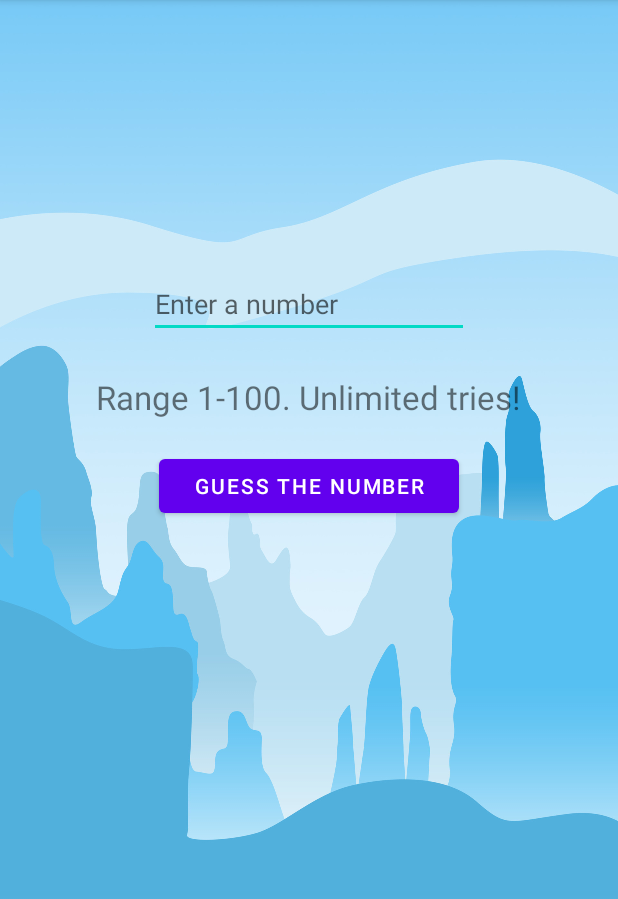
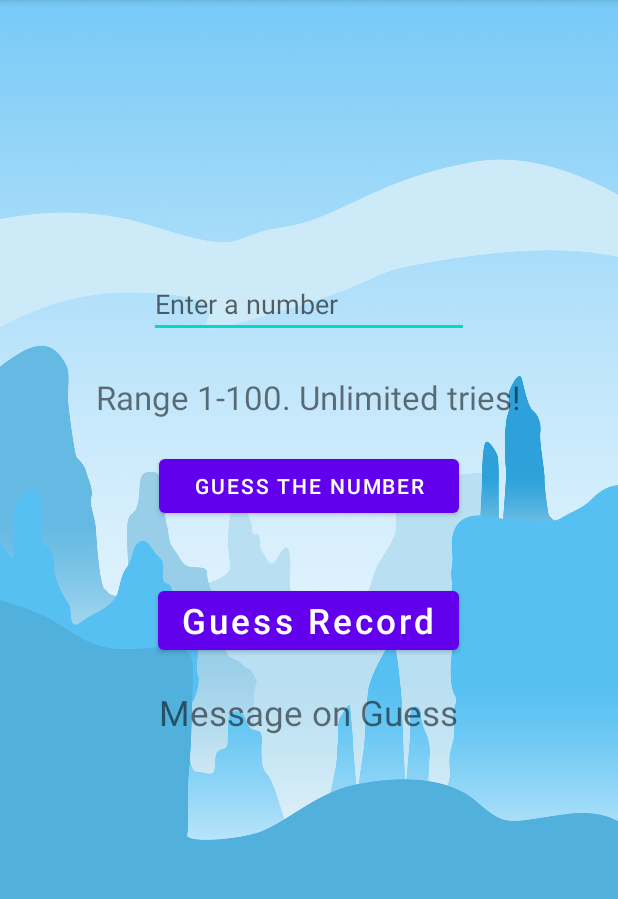
Before and after one commit to m-sezgin/CSC262-FP, an Android app: the screen it shows after launch (MainActivity), on a phone screen of 412 x 824 dp, the part 84-983 px from its top. Run offline under Robolectric (Android 15) with nearby library versions, the phone set to English and light mode, and no system bars.

Commit message:
Updating app files to include read and write to file options. File now stores guesses over multiple games.

```diff
--- a/app/src/main/java/com/numberguessinggame/MainActivity.java
+++ b/app/src/main/java/com/numberguessinggame/MainActivity.java
@@ -8,28 +8,39 @@ import android.widget.Button;
 import android.widget.EditText;
 import android.widget.TextView;
 import android.widget.Toast;
-
-import org.w3c.dom.Text;
-
+import java.io.*;
 import java.util.Random;
 
 public class MainActivity extends AppCompatActivity implements View.OnClickListener{
     public static final int MAX_NUMBER = 100;
     public static final Random RANDOM = new Random();
     private TextView message;
+    private TextView text;
     private EditText number;
     private Button play;
     private int numberToFind, numberOfTries;
+    private Button guessRecordBtn;
+    public int numGames = 0;
 
     @Override
     protected void onCreate(Bundle savedInstanceState) {
         super.onCreate(savedInstanceState);
         setContentView(R.layout.activity_main);
 
-        message = (TextView) findViewById(R.id.txtMessage);
-        number = (EditText) findViewById(R.id.txtNumber);
-        play = (Button) findViewById(R.id.btnPlay);
+        message = findViewById(R.id.txtMessage);
+        number = findViewById(R.id.txtNumber);
+        play = findViewById(R.id.btnPlay);
+        guessRecordBtn = findViewById(R.id.read);
+        text = findViewById(R.id.text);
 
+        // Read from guess record file when guess record button is clicked
+        guessRecordBtn.setOnClickListener(new View.OnClickListener() {
+            @Override
+            public void onClick(View view) {
+                String content = readFromFile("file.txt");
+                text.setText(content);
+            }
+        });
         play.setOnClickListener(this);
         newGame();
     }
@@ -41,6 +52,7 @@ public class MainActivity extends AppCompatActivity implements View.OnClickListe
     } // end of onClick
 
     private void newGame() {
+        numGames++;
         numberToFind = RANDOM.nextInt(MAX_NUMBER) + 1;
         message.setText("Range 1-100. Unlimited tries!");
         number.setText("");
@@ -53,6 +65,8 @@ public class MainActivity extends AppCompatActivity implements View.OnClickListe
 
         if (num == numberToFind) {
             Toast.makeText(this, "Congratulations! You got it in " + numberOfTries + " tries.", Toast.LENGTH_SHORT).show();
+            String content = Integer.toString(numberOfTries);
+            guessRecord(content);
             newGame();
         } else if (num > numberToFind) {
             Toast.makeText(this, "Too high!", Toast.LENGTH_SHORT).show();
@@ -60,4 +74,53 @@ public class MainActivity extends AppCompatActivity implements View.OnClickListe
             Toast.makeText(this, "Too low!", Toast.LENGTH_SHORT).show();
         }
     }
+    // when user exits app, delete guess record file
+    @Override
+    protected void onPause() {
+        deleteFile("file.txt");
+        super.onPause();
+    }
+    // when app is shut down, delete guess record file
+    @Override
+    protected void onDestroy(){
+        deleteFile("file.txt");
+        super.onDestroy();
+    }
+    // Writes to guess record file
+    private void guessRecord(String contents) {
+        //original solution:
+        /*File path = getApplicationContext().getFilesDir();
+        try {
+            FileOutputStream writer = new FileOutputStream(new File(path, "file.txt"));
+            writer.write(contents.getBytes());
+            writer.close();
+        } catch (IOException e) {
+            e.printStackTrace();
+        }*/
+        File path = getApplicationContext().getFilesDir();
+        File file  = new File(path, "file.txt");
+        try {
+            BufferedWriter writer = new BufferedWriter(new FileWriter(file, true));
+            writer.write(contents);
+            writer.newLine();
+            writer.flush();
+            writer.close();
+        } catch (IOException e) {
+            e.printStackTrace();
+        }
+    }
+    // reads from guess record file
+    public String readFromFile(String fileName) {
+        File path = getApplicationContext().getFilesDir();
+        File readFrom = new File(path, fileName);
+        byte[] content = new byte[(int) readFrom.length()];
+        try {
+            FileInputStream stream = new FileInputStream(readFrom);
+            stream.read(content);
+            return new String(content);
+        } catch (IOException e) {
+            e.printStackTrace();
+            return e.toString();
+        }
+    }
 }
--- a/app/src/main/res/layout/activity_main.xml
+++ b/app/src/main/res/layout/activity_main.xml
@@ -39,5 +39,25 @@
         android:layout_centerHorizontal="true"
         android:layout_marginTop="300dp"
         android:text="Guess The Number" />
+    <Button
+        android:id="@+id/read"
+        android:layout_width="wrap_content"
+        android:layout_height="wrap_content"
+        android:layout_below="@+id/btnPlay"
+        android:layout_centerHorizontal="true"
+        android:layout_marginTop="40sp"
+        android:text="Guess Record"
+        android:textAllCaps="false"
+        android:textSize="23sp" />
+    <TextView
+        android:id="@+id/text"
+        android:layout_width="wrap_content"
+        android:layout_height="wrap_content"
+        android:layout_below="@+id/read"
+        android:text="Message on Guess"
+        android:textSize="23sp"
+        android:layout_centerHorizontal="true"
+        android:layout_marginTop="20sp" />
+
 
 </RelativeLayout>
```
